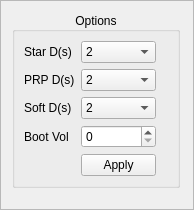
Old version of the form ui/optionsframe.ui in the repository eshenhu/QtDemo.
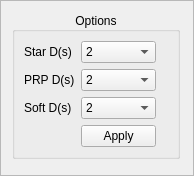
New version of the form.

Diff of the .ui file:
```diff
--- a/ui/optionsframe.ui
+++ b/ui/optionsframe.ui
@@ -7,7 +7,7 @@
     <x>0</x>
     <y>0</y>
     <width>194</width>
-    <height>210</height>
+    <height>176</height>
    </rect>
   </property>
   <property name="sizePolicy">
@@ -228,23 +228,6 @@
        </widget>
       </item>
       <item row="3" column="0">
-       <widget class="QLabel" name="label_4">
-        <property name="text">
-         <string>Boot Vol</string>
-        </property>
-       </widget>
-      </item>
-      <item row="3" column="1">
-       <widget class="QSpinBox" name="boot_spinBox">
-        <property name="maximumSize">
-         <size>
-          <width>75</width>
-          <height>16777215</height>
-         </size>
-        </property>
-       </widget>
-      </item>
-      <item row="4" column="0">
        <spacer name="horizontalSpacer">
         <property name="orientation">
          <enum>Qt::Horizontal</enum>
@@ -257,7 +240,7 @@
         </property>
        </spacer>
       </item>
-      <item row="4" column="1">
+      <item row="3" column="1">
        <widget class="QPushButton" name="apply_button">
         <property name="minimumSize">
          <size>
```
